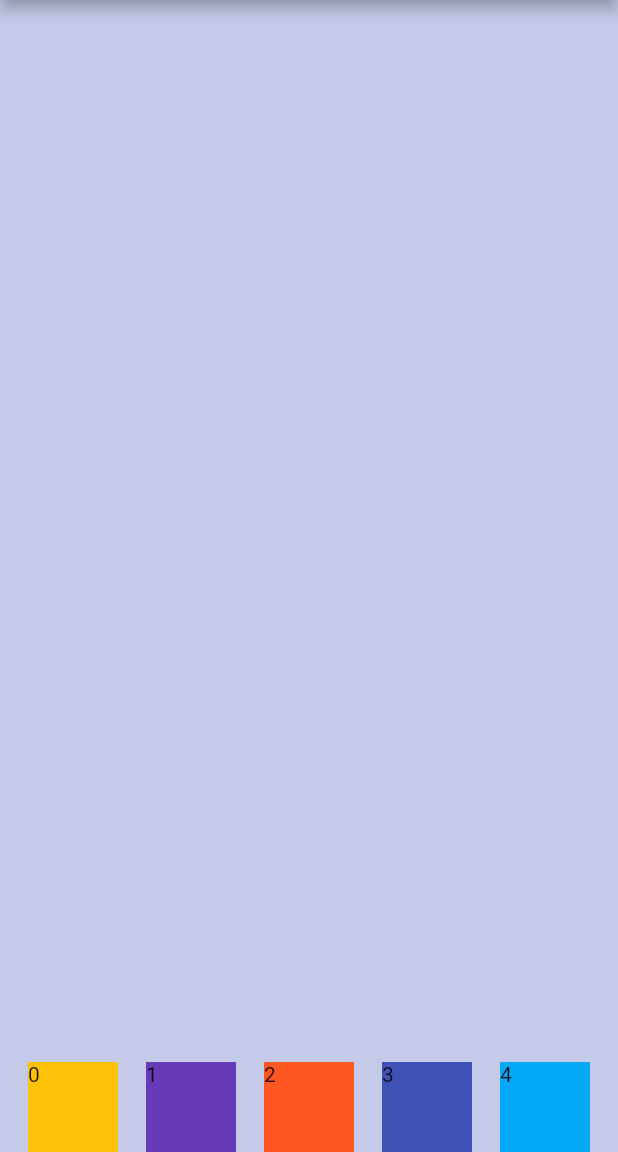
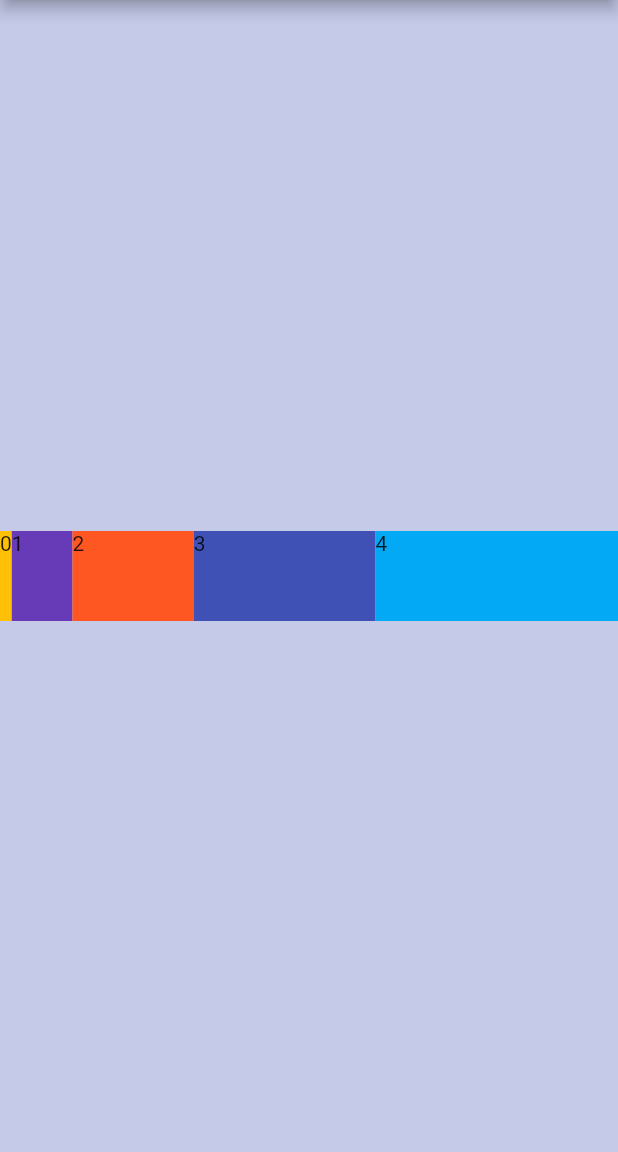
Before and after one commit to KaiqueMunhoz/creating_layouts_with_flutter, a Flutter app: the screen it shows after launch, on a phone screen of 412 x 824 dp, the part 84-1236 px from its top. Run offline on Flutter 3.47's test engine with Material 2 defaults, Android fonts, the phone set to English and light mode, and no system bars.

Commit message:
Feat: Using space in rows and columns

```diff
--- a/flutter/04-module/using_rows_and_columns/lib/main.dart
+++ b/flutter/04-module/using_rows_and_columns/lib/main.dart
@@ -33,12 +33,14 @@ class Home extends StatelessWidget {
       List<Widget> squares = List<Widget>();
 
       while (i < numSquares) {
-        Container square = Container(
-          color: colors[i],
-          width: 60,
-          height: 60,
-          child: Text(
-            i.toString(),
+        Expanded square = Expanded(
+          flex: i,
+          child: Container(
+            height: 60,
+            color: colors[i],
+            child: Text(
+              i.toString(),
+            ),
           ),
         );
         i += 1;
@@ -56,7 +58,6 @@ class Home extends StatelessWidget {
       height: sizeY,
       child: Row(
         mainAxisAlignment: MainAxisAlignment.spaceEvenly,
-        crossAxisAlignment: CrossAxisAlignment.end,
         children: createSquares(5),
       ),
     );
```
